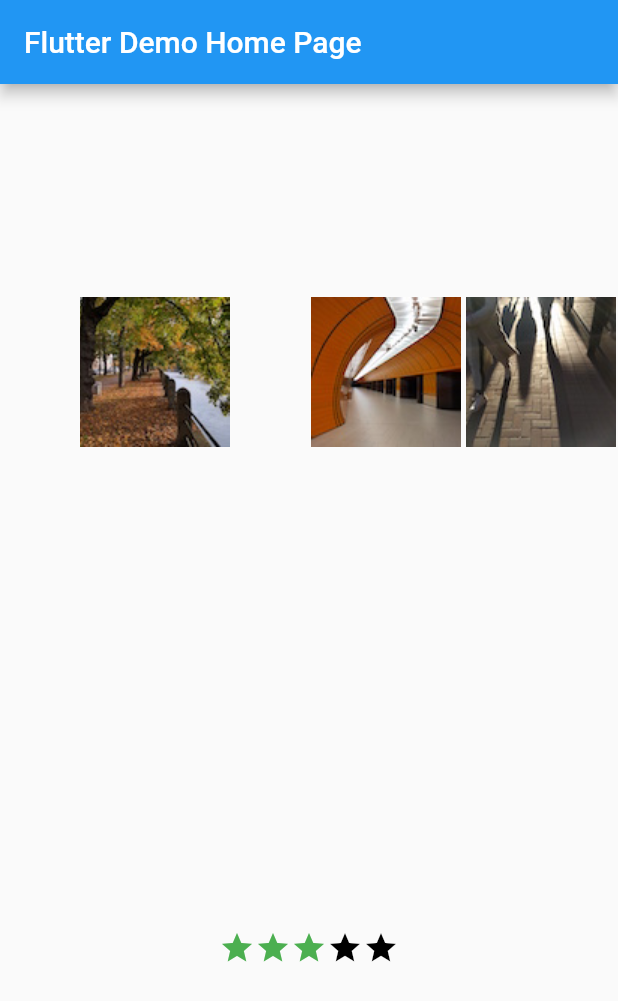
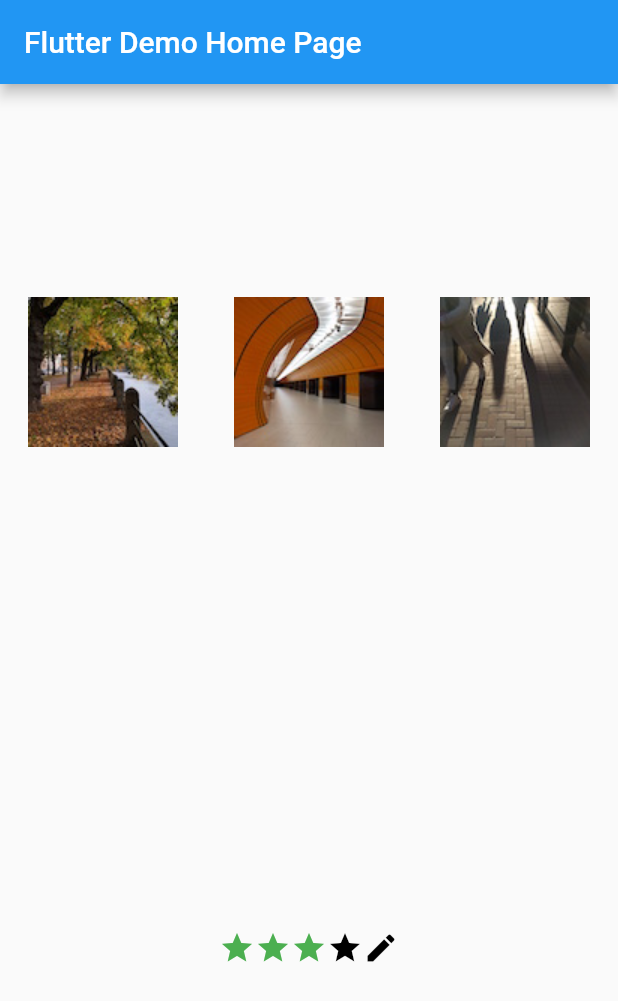
Before and after one commit to poxstone/flutter_app, a Flutter app: the screen it shows after launch, on a phone screen of 412 x 824 dp. Shown: the top 1001 px of the screen. Run offline on Flutter 3.47's test engine with Material 2 defaults, Android fonts, the phone set to English and light mode, and no system bars.

Commit message:
add stars widgets

```diff
--- a/lib/MultipleWitgets.dart
+++ b/lib/MultipleWitgets.dart
@@ -40,7 +40,7 @@ class _MyHomePageState extends State<MyHomePage> {
                     mainAxisSize: MainAxisSize.min,
                     children: [
                   Expanded(
-                    flex: 2,
+                    flex: 1,
                     child: Image.asset('images/pic2.jpg'),
                   ),
                   Expanded(
@@ -51,16 +51,7 @@ class _MyHomePageState extends State<MyHomePage> {
                   ),
                 ])),
             Expanded(
-              child: Row(
-                mainAxisSize: MainAxisSize.min,
-                children: [
-                  Icon(Icons.star, color: Colors.green[500]),
-                  Icon(Icons.star, color: Colors.green[500]),
-                  Icon(Icons.star, color: Colors.green[500]),
-                  Icon(Icons.star, color: Colors.black),
-                  Icon(Icons.star, color: Colors.black),
-                ],
-              ),
+              child: _MyHomePageState2(),
             ),
           ],
         ),
@@ -69,17 +60,17 @@ class _MyHomePageState extends State<MyHomePage> {
   }
 }
 
-class _MyHomePageState2 extends State<MyHomePage> {
+class _MyHomePageState2 extends StatelessWidget {
   @override
   Widget build(BuildContext context) {
-    var packedRow = Row(
+    return Row(
       mainAxisSize: MainAxisSize.min,
       children: [
         Icon(Icons.star, color: Colors.green[500]),
         Icon(Icons.star, color: Colors.green[500]),
         Icon(Icons.star, color: Colors.green[500]),
         Icon(Icons.star, color: Colors.black),
-        Icon(Icons.star, color: Colors.black),
+        Icon(Icons.edit, color: Colors.black),
       ],
     );
   }
```
